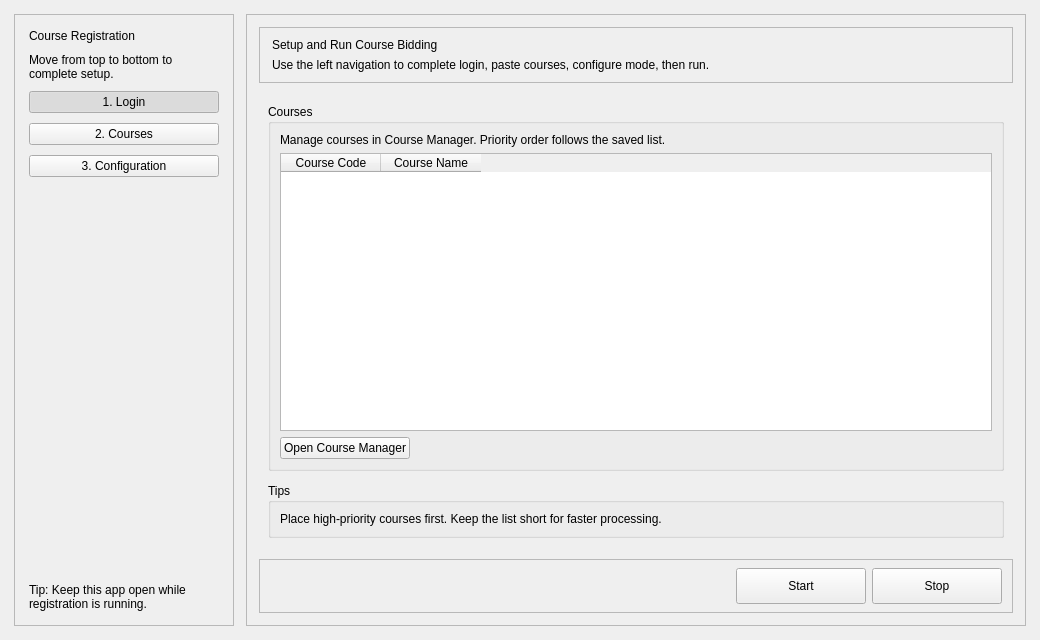
Above: src/gui/main_window.ui from wayuyuwa/auto_timetable_bid before the change. Below: the same form after it.
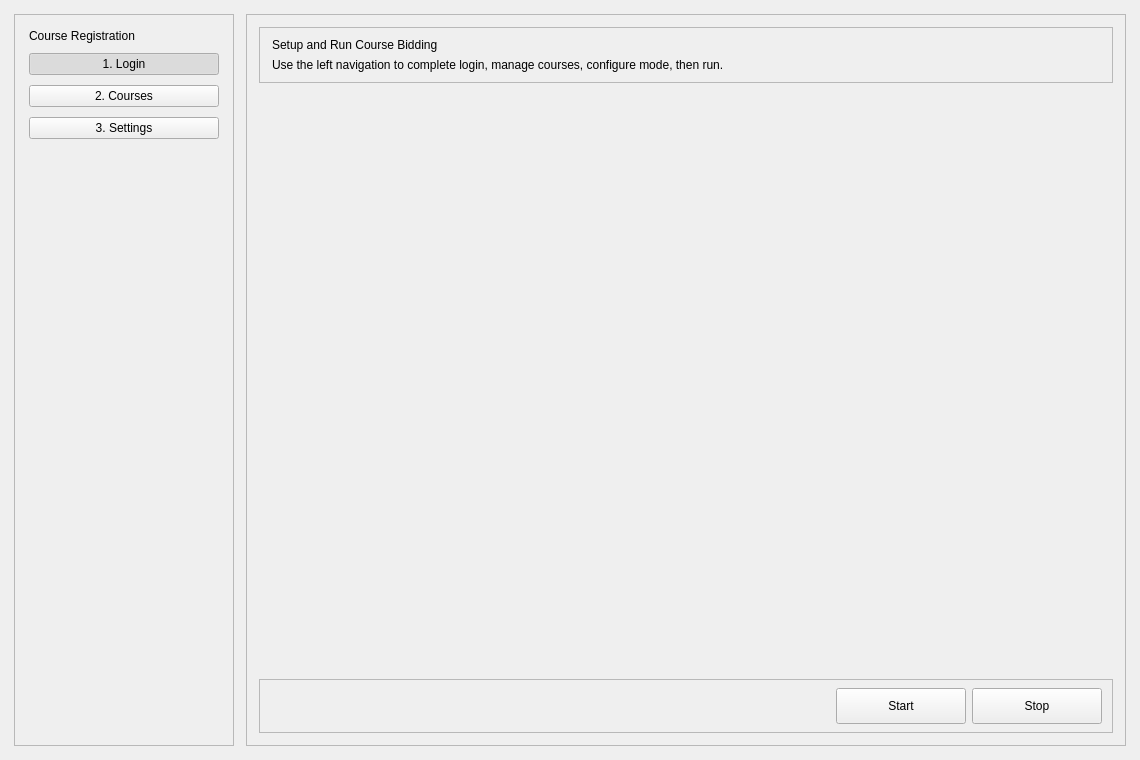
That is the form after the change. The open tabs and pages were chosen to show the change.

Commit message: Refactor MainWindow and UI for Course Manager Integration

```diff
--- a/src/gui/main_window.ui
+++ b/src/gui/main_window.ui
@@ -6,8 +6,8 @@
    <rect>
     <x>0</x>
     <y>0</y>
-    <width>1040</width>
-    <height>640</height>
+    <width>1140</width>
+    <height>760</height>
    </rect>
   </property>
   <property name="windowTitle">
@@ -65,22 +65,8 @@
        </property>
        <item>
         <widget class="QLabel" name="sidebarTitle">
-         <property name="text">
-          <string>Course Registration</string>
-         </property>
-         <property name="wordWrap">
-          <bool>true</bool>
-         </property>
-        </widget>
-       </item>
-       <item>
-        <widget class="QLabel" name="sidebarHint">
-         <property name="text">
-          <string>Move from top to bottom to complete setup.</string>
-         </property>
-         <property name="wordWrap">
-          <bool>true</bool>
-         </property>
+         <property name="text"><string>Course Registration</string></property>
+         <property name="wordWrap"><bool>true</bool></property>
         </widget>
        </item>
        <item>
@@ -114,15 +100,9 @@
        </item>
        <item>
         <widget class="QPushButton" name="btn_config">
-         <property name="text">
-          <string>3. Configuration</string>
-         </property>
-         <property name="checkable">
-          <bool>true</bool>
-         </property>
-         <property name="autoExclusive">
-          <bool>true</bool>
-         </property>
+         <property name="text"><string>3. Settings</string></property>
+         <property name="checkable"><bool>true</bool></property>
+         <property name="autoExclusive"><bool>true</bool></property>
         </widget>
        </item>
        <item>
@@ -138,16 +118,6 @@
          </property>
         </spacer>
        </item>
-       <item>
-        <widget class="QLabel" name="sidebarFooter">
-         <property name="text">
-          <string>Tip: Keep this app open while registration is running.</string>
-         </property>
-         <property name="wordWrap">
-          <bool>true</bool>
-         </property>
-        </widget>
-       </item>
       </layout>
      </widget>
     </item>
@@ -199,12 +169,8 @@
           </item>
           <item>
            <widget class="QLabel" name="pageSubtitle">
-            <property name="text">
-             <string>Use the left navigation to complete login, paste courses, configure mode, then run.</string>
-            </property>
-            <property name="wordWrap">
-             <bool>true</bool>
-            </property>
+            <property name="text"><string>Use the left navigation to complete login, manage courses, configure mode, then run.</string></property>
+            <property name="wordWrap"><bool>true</bool></property>
            </widget>
           </item>
          </layout>
@@ -296,101 +262,12 @@
          </widget>
          <widget class="QWidget" name="page_courses">
           <layout class="QVBoxLayout" name="verticalLayout_coursesPage">
-           <property name="spacing">
-            <number>12</number>
-           </property>
-           <item>
-            <widget class="QGroupBox" name="group_course_input">
-             <property name="title">
-                            <string>Courses</string>
-             </property>
-             <layout class="QVBoxLayout" name="verticalLayout_course_input">
-              <item>
-               <widget class="QLabel" name="label_courses_help">
-                <property name="text">
-                                 <string>Manage courses in Course Manager. Priority order follows the saved list.</string>
-                </property>
-               </widget>
-              </item>
-              <item>
-                             <widget class="QTableWidget" name="courses_table">
-                                <property name="minimumSize">
-                                 <size>
-                                    <width>0</width>
-                                    <height>230</height>
-                                 </size>
-                                </property>
-                                <property name="selectionMode">
-                                 <enum>QAbstractItemView::SingleSelection</enum>
-                                </property>
-                                <property name="selectionBehavior">
-                                 <enum>QAbstractItemView::SelectRows</enum>
-                                </property>
-                                <property name="editTriggers">
-                                 <set>QAbstractItemView::NoEditTriggers</set>
-                                </property>
-                                <property name="alternatingRowColors">
-                                 <bool>true</bool>
-                                </property>
-                                <column>
-                                 <property name="text">
-                                    <string>Course Code</string>
-                                 </property>
-                                </column>
-                                <column>
-                                 <property name="text">
-                                    <string>Course Name</string>
-                                 </property>
-                                </column>
-                             </widget>
-                            </item>
-                            <item>
-                             <layout class="QHBoxLayout" name="horizontalLayout_courses_actions">
-                                <item>
-                                 <widget class="QPushButton" name="btn_manage_courses">
-                                    <property name="text">
-                                     <string>Open Course Manager</string>
-                                    </property>
-                                 </widget>
-                                </item>
-                                <item>
-                                 <spacer name="horizontalSpacer_courses_actions">
-                                    <property name="orientation">
-                                     <enum>Qt::Horizontal</enum>
-                                    </property>
-                                    <property name="sizeHint" stdset="0">
-                                     <size>
-                                        <width>40</width>
-                                        <height>20</height>
-                                     </size>
-                                    </property>
-                                 </spacer>
-                                </item>
-                             </layout>
-              </item>
-             </layout>
-            </widget>
-           </item>
-           <item>
-            <widget class="QGroupBox" name="group_course_notes">
-             <property name="title">
-              <string>Tips</string>
-             </property>
-             <layout class="QVBoxLayout" name="verticalLayout_course_notes">
-              <item>
-               <widget class="QLabel" name="label_course_note">
-                <property name="text">
-                 <string>Place high-priority courses first. Keep the list short for faster processing.</string>
-                </property>
-                <property name="wordWrap">
-                 <bool>true</bool>
-                </property>
-               </widget>
-              </item>
-             </layout>
-            </widget>
-           </item>
-          </layout>
+           <property name="spacing"><number>0</number></property>
+           <property name="leftMargin"><number>0</number></property>
+           <property name="topMargin"><number>0</number></property>
+           <property name="rightMargin"><number>0</number></property>
+           <property name="bottomMargin"><number>0</number></property>
+           </layout>
          </widget>
          <widget class="QWidget" name="page_config">
           <layout class="QVBoxLayout" name="verticalLayout_configPage">
```
Left out of the diff: 357 changed lines with no effect on the pictures. The commit also changes 5 other files.
